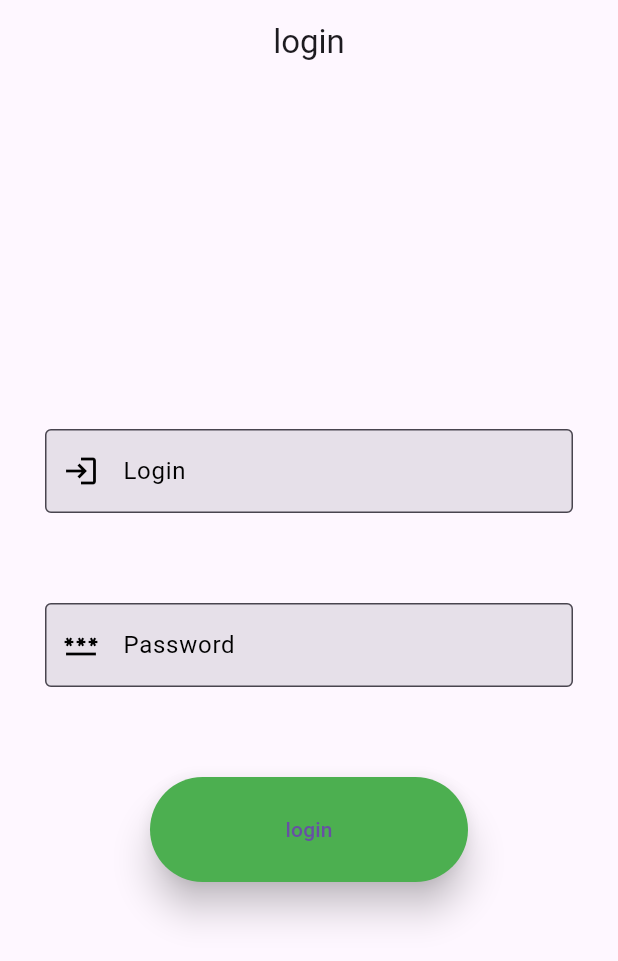
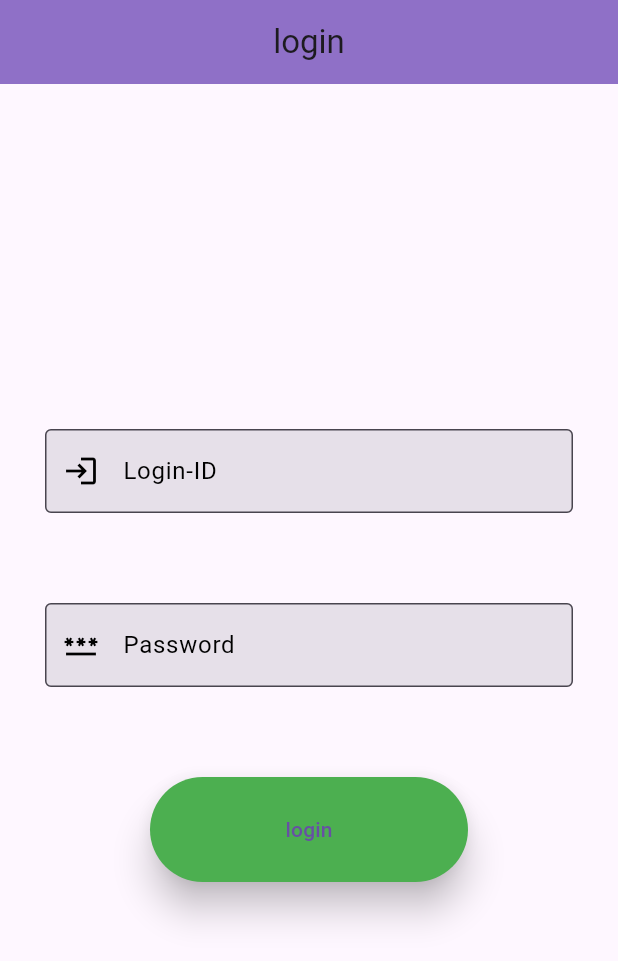
Before and after one commit to pritamsarangi/login_app, a Flutter app: the screen it shows after launch, on a phone screen of 412 x 824 dp. Shown: the top 961 px of the screen. Run offline on Flutter 3.47's test engine with Material 3 defaults, Android fonts, the phone set to English and light mode, and no system bars; our stand-ins replace dio.

Commit message:
changed appbar color and given elevation

```diff
--- a/lib/login.dart
+++ b/lib/login.dart
@@ -49,6 +49,8 @@ class _loginState extends State<login> {
   Widget build(BuildContext context) {
     return Scaffold(
       appBar: AppBar(
+        elevation: 20,
+        backgroundColor: Colors.deepPurple[300],
         title: Text('login'),
         centerTitle: true,
       ),
@@ -74,7 +76,7 @@ class _loginState extends State<login> {
                              return null;
                           },
                           decoration: InputDecoration(
-                            labelText: 'Login',
+                            labelText: 'Login-ID',
                             labelStyle: TextStyle(color: Colors.black),
                             prefixIcon: Icon(Icons.login),
                             prefixIconColor: Colors.black,
```
